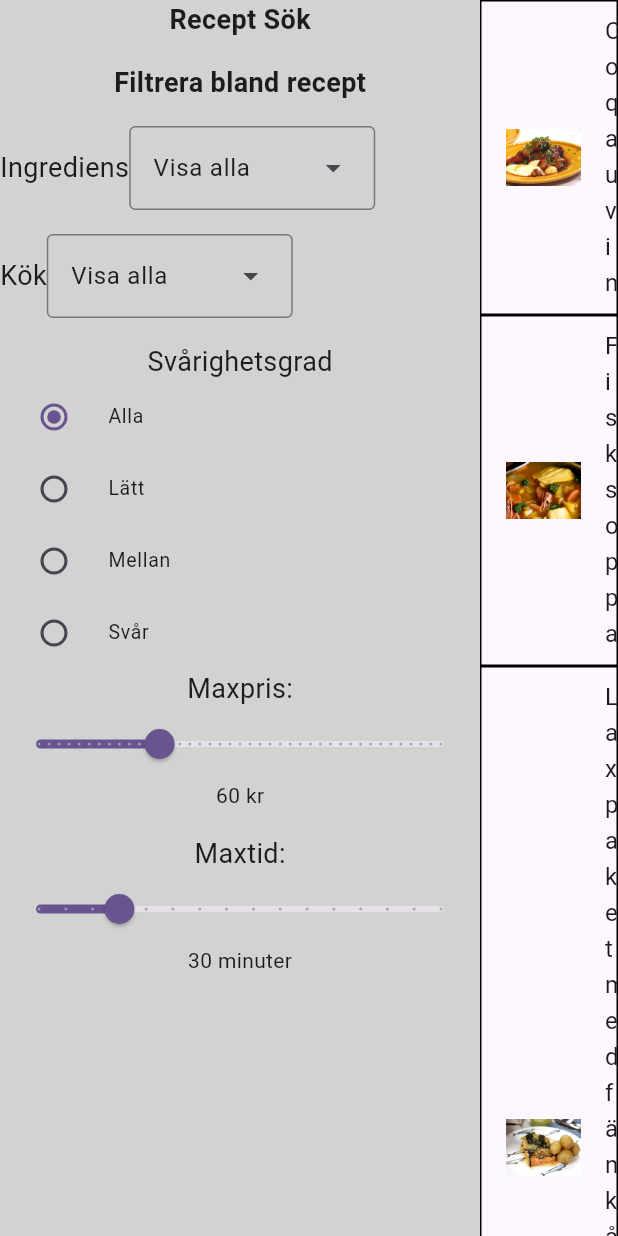
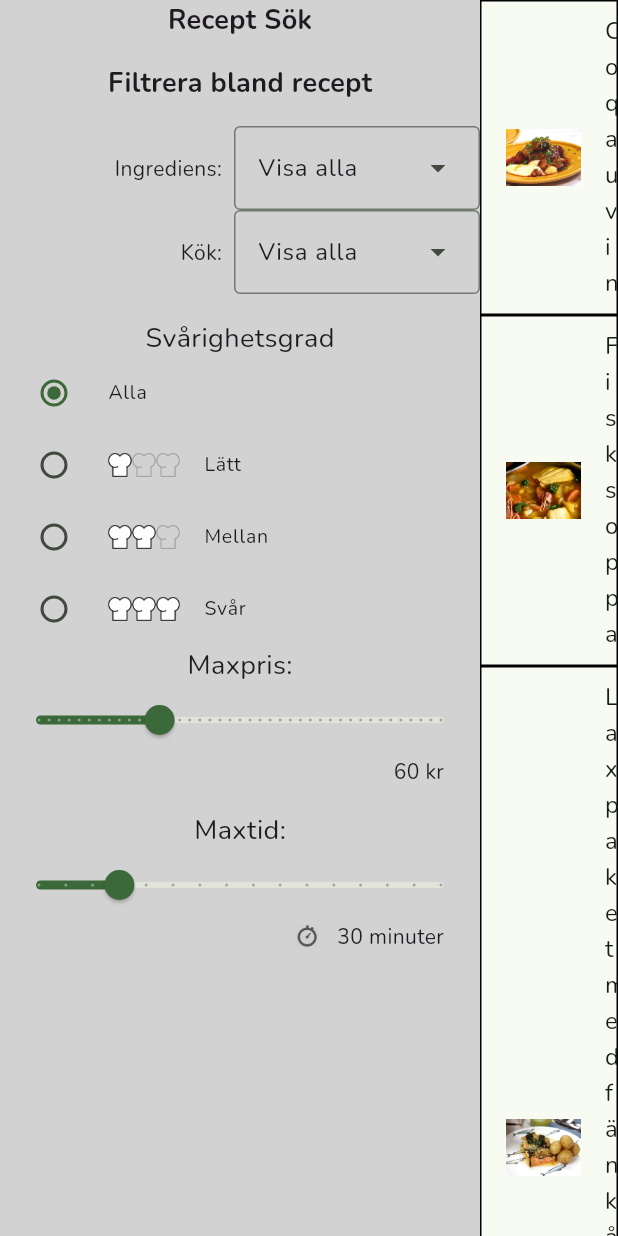
Before and after one commit to antonbulow/Laboration-ReceptSok, a Flutter app: the screen it shows after launch, on a phone screen of 412 x 824 dp. Run offline on Flutter 3.47's test engine with Material 3 defaults, Android fonts, the phone set to English and light mode, and no system bars; our stand-ins replace google_fonts.

Commit message:
Steg 1 och 2 laboration 3

```diff
--- /dev/null
+++ b/lab2/lib/app_theme.dart
@@ -0,0 +1,18 @@
+import 'package:flutter/material.dart';
+import 'package:google_fonts/google_fonts.dart';
+
+class AppTheme {
+ // Common spacing
+ static const double paddingTiny = 4.0;
+ static double paddingSmall = 8.0;
+ static const double paddingMediumSmall = 12.0;
+ static const double paddingMedium = 16.0;
+ static const double paddingLarge = 24.0;
+ static const double paddingHuge = 32.0;
+
+ // App color
+  static ColorScheme colorScheme = ColorScheme.fromSeed(
+           seedColor: Colors.green,     // Välj något som känns bra
+   );
+   static TextTheme textTheme = GoogleFonts.nunitoTextTheme();
+}
--- a/lab2/lib/main.dart
+++ b/lab2/lib/main.dart
@@ -1,4 +1,5 @@
 import 'package:flutter/material.dart';
+import 'package:lab2/app_theme.dart';
 import 'package:lab2/model/recipe_database/recipe_handler.dart';
 import 'package:lab2/pages/main_view.dart';
 import 'package:lab2/ui_controller.dart';
@@ -25,7 +26,8 @@ class MyApp extends StatelessWidget {
     return MaterialApp(
       title: 'Receptsök',
       theme: ThemeData(
-        colorScheme: ColorScheme.fromSeed(seedColor: Colors.deepPurple),
+        colorScheme: AppTheme.colorScheme,
+        textTheme: AppTheme.textTheme,
       ),
       home: MainView(),
     );
--- a/lab2/lib/pages/main_view.dart
+++ b/lab2/lib/pages/main_view.dart
@@ -1,10 +1,6 @@
 import 'package:flutter/material.dart';
-import 'package:lab2/widgets/difficulty_control.dart';
-import 'package:lab2/widgets/ingredient_control.dart';
-import 'package:lab2/widgets/kitchen_control.dart';
-import 'package:lab2/widgets/price_control.dart';
+import 'package:lab2/widgets/control_panel.dart';
 import 'package:lab2/widgets/recipe_area.dart';
-import 'package:lab2/widgets/time_control.dart';
 
 class MainView extends StatelessWidget {
   const MainView({super.key});
@@ -12,83 +8,7 @@ class MainView extends StatelessWidget {
   @override
   Widget build(BuildContext context) {
     return Scaffold(
-      body: Row(children: [_controlPanel(context), RecipeArea(context)]), //_recipeArea(context)
+      body: Row(children: [ControlPanel(), RecipeArea(context)]), //_recipeArea(context)
       );
     }
-
-  Widget _controlPanel(context, {double width = 320}) {
-    return Container(
-        width: width,
-        color: const Color.fromARGB(255, 210, 210, 210),
-        child: Column(
-          children: [
-            Text('Recept Sök',
-              style: TextStyle(fontSize: 18, fontWeight: FontWeight.bold)
-              ),
-
-            SizedBox(
-              height: 16
-            ),
-
-            Text('Filtrera bland recept',
-              style: TextStyle(fontSize: 18, fontWeight: FontWeight.bold)
-            ),
-
-            SizedBox(
-              height: 16
-            ),
-
-            Row(
-              children: [
-                Text('Ingrediens',
-                  style: TextStyle(fontSize: 18, fontWeight: FontWeight.normal)
-                ), IngredientControl()
-              ]
-            ),
-
-            SizedBox(
-              height: 16
-            ),
-
-            Row(
-              children: [
-                Text('Kök',
-                  style: TextStyle(fontSize: 18, fontWeight: FontWeight.normal)
-                ), KitchenControl()
-              ]
-            ),
-
-            SizedBox(
-              height: 16
-            ),
-
-            Text('Svårighetsgrad',
-                  style: TextStyle(fontSize: 18, fontWeight: FontWeight.normal)
-                ),
-            DifficultyControl(),
-
-            Text('Maxpris:',
-              style: TextStyle(fontSize: 18, fontWeight: FontWeight.normal)
-                ),
-            PriceControl(),
-
-            SizedBox(
-              height: 16
-            ),
-
-            Text('Maxtid:',
-              style: TextStyle(fontSize: 18, fontWeight: FontWeight.normal)
-                ),
-            TimeControl()
-              ]
-            ),
-          );
-        }
-
-  // Widget _recipeArea(context) {
-  //   var showList = false;
-  //   var contents = showList ? RecipeList() : RecipeDetail();
-
-  //   return Expanded(child: contents);
-  // }
-}
+  }
--- /dev/null
+++ b/lab2/lib/widgets/control_panel.dart
@@ -0,0 +1,65 @@
+import 'package:flutter/material.dart';
+import 'package:lab2/widgets/difficulty_control.dart';
+import 'package:lab2/widgets/ingredient_control.dart';
+import 'package:lab2/widgets/kitchen_control.dart';
+import 'package:lab2/widgets/price_control.dart';
+import 'package:lab2/widgets/time_control.dart';
+
+class ControlPanel extends StatelessWidget {
+  const ControlPanel({this.width = 320, super.key});
+  final double width;
+
+  @override
+  Widget build(BuildContext context) {
+    return Container(
+        width: width,
+        color: const Color.fromARGB(255, 210, 210, 210),
+        child: Column(
+          children: [
+            Text('Recept Sök',
+              style: TextStyle(fontSize: 18, fontWeight: FontWeight.bold)
+              ),
+
+            SizedBox(
+              height: 16
+            ),
+
+            Text('Filtrera bland recept',
+              style: TextStyle(fontSize: 18, fontWeight: FontWeight.bold)
+            ),
+
+            SizedBox(
+              height: 16
+            ),
+
+            IngredientControl(),
+
+            KitchenControl(),
+
+            SizedBox(
+              height: 16
+            ),
+
+            Text('Svårighetsgrad',
+                  style: TextStyle(fontSize: 18, fontWeight: FontWeight.normal)
+                ),
+            DifficultyControl(),
+
+            Text('Maxpris:',
+              style: TextStyle(fontSize: 18, fontWeight: FontWeight.normal)
+                ),
+            PriceControl(),
+
+            SizedBox(
+              height: 16
+            ),
+
+            Text('Maxtid:',
+              style: TextStyle(fontSize: 18, fontWeight: FontWeight.normal)
+                ),
+            TimeControl()
+              ]
+            ),
+          );
+        }
+      }
--- a/lab2/lib/widgets/difficulty_control.dart
+++ b/lab2/lib/widgets/difficulty_control.dart
@@ -1,4 +1,5 @@
 import 'package:flutter/material.dart';
+import 'package:lab2/app_theme.dart';
 import 'package:lab2/model/recipe_database/recipe_handler.dart';
 import 'package:lab2/util/difficulty.dart';
 import 'package:provider/provider.dart';
@@ -20,18 +21,44 @@ class _DifficultyControlState extends State<DifficultyControl> {
 
     return Column(
       children: [
-        for (final label in Difficulty.labels)
-          RadioListTile<String>(
+
+        RadioListTile<String>(
             dense: true,
-            title: Text(label),
-            value: label,
+            title: Row(children:[
+              Text(
+                Difficulty.showAll)
+                ]
+              ),
+            value: Difficulty.labels[0],
             groupValue: _difficulty,
             onChanged: (value) {
               setState(() {
                 _difficulty = value!;
+                recipeHandler.setDifficulty(value);
                 },
               );
-              recipeHandler.setDifficulty(value);
+            },
+          ),
+
+
+
+        for (int i = 1; i < Difficulty.labels.length; i++)
+          RadioListTile<String>(
+            dense: true,
+            title: Row(
+              children: [
+                Difficulty.icons[i]!,
+                SizedBox(width: AppTheme.paddingMedium),
+                Text(Difficulty.labels[i]),
+                ]),
+            value: Difficulty.labels[i],
+            groupValue: _difficulty,
+            onChanged: (value) {
+              setState(() {
+                _difficulty = value!;
+                recipeHandler.setDifficulty(value);
+                },
+              );
             },
           ),  // RadioListTile
         ],
--- a/lab2/lib/widgets/ingredient_control.dart
+++ b/lab2/lib/widgets/ingredient_control.dart
@@ -1,4 +1,5 @@
 import 'package:flutter/material.dart';
+import 'package:lab2/app_theme.dart';
 import 'package:lab2/model/recipe_database/recipe_handler.dart';
 import 'package:lab2/util/main_ingredient.dart';
 import 'package:provider/provider.dart';
@@ -11,22 +12,31 @@ class IngredientControl extends StatelessWidget {
 
     var recipeHandler = Provider.of<RecipeHandler>(context, listen: false);
     const labels = MainIngredient.labels;
+    var icons = MainIngredient.icons;
 
-    return DropdownMenu<String>(
+    return Row(
+      mainAxisAlignment: MainAxisAlignment.end,
+      children: [
+        Text('Ingrediens:'),
+        SizedBox(width: AppTheme.paddingSmall),
+        DropdownMenu<String>(
           width: 164,
-      enableFilter: false,      // Disables filtering (prevents typing)
+          enableFilter: false, // Disables filtering (prevents typing)
           requestFocusOnTap: false, // Prevents keyboard from opening
-      initialSelection: labels[0],  // Starts with the first element selected
+          initialSelection: labels[0],
           dropdownMenuEntries: [
             for (int i = 0; i < labels.length; i++)
               DropdownMenuEntry(
-           value: labels[i],
-           label: labels[i],
+                value: labels[i], //I
+                label: labels[i], //I
+                leadingIcon: icons[i],
               ),
             ],
             onSelected: (value){
               recipeHandler.setMainIngredient(value);
-        }
+            },
+          ),
+        ]
       );
     }
   }
--- a/lab2/lib/widgets/kitchen_control.dart
+++ b/lab2/lib/widgets/kitchen_control.dart
@@ -1,4 +1,5 @@
 import 'package:flutter/material.dart';
+import 'package:lab2/app_theme.dart';
 import 'package:lab2/model/recipe_database/recipe_handler.dart';
 import 'package:lab2/util/cuisine.dart';
 import 'package:provider/provider.dart';
@@ -11,22 +12,31 @@ class KitchenControl extends StatelessWidget {
 
     var recipeHandler = Provider.of<RecipeHandler>(context, listen: false);
     const labels = Cuisine.labels;
+    var flags = Cuisine.flags;
 
-    return DropdownMenu<String>(
+    return Row(
+      mainAxisAlignment: MainAxisAlignment.end,
+      children: [
+        Text('Kök:'),
+        SizedBox(width: AppTheme.paddingSmall),
+        DropdownMenu<String>(
           width: 164,
-      enableFilter: false,      // Disables filtering (prevents typing)
+          enableFilter: false, // Disables filtering (prevents typing)
           requestFocusOnTap: false, // Prevents keyboard from opening
-      initialSelection: labels[0],  // Starts with the first element selected
+          initialSelection: labels[0],
           dropdownMenuEntries: [
             for (int i = 0; i < labels.length; i++)
               DropdownMenuEntry(
                 value: labels[i],
                 label: labels[i],
+                leadingIcon: flags[i],
               ),
             ],
             onSelected: (value){
               recipeHandler.setCuisine(value);
             },
+          ),
+        ]
     );
   }
 }
--- a/lab2/lib/widgets/price_control.dart
+++ b/lab2/lib/widgets/price_control.dart
@@ -1,4 +1,5 @@
 import 'package:flutter/material.dart';
+import 'package:lab2/app_theme.dart';
 import 'package:lab2/model/recipe_database/recipe_handler.dart';
 import 'package:provider/provider.dart';
 
@@ -29,7 +30,15 @@ class _PriceControlState extends State<PriceControl> {
             recipeHandler.setMaxPrice(value as int);
           },
         ),
-        Text('${_price.round()} kr'),
+        Row(
+          mainAxisAlignment: MainAxisAlignment.end,
+          children: [
+            Padding(
+              padding: const EdgeInsets.only(right: AppTheme.paddingLarge),
+              child: Text('${_price.round()} kr'),
+            ),
+          ],
+        ),
       ],
     );
   }
--- a/lab2/lib/widgets/time_control.dart
+++ b/lab2/lib/widgets/time_control.dart
@@ -1,4 +1,6 @@
 import 'package:flutter/material.dart';
+import 'package:lab2/app_theme.dart';
+import 'package:lab2/constants/assets.dart';
 import 'package:lab2/model/recipe_database/recipe_handler.dart';
 import 'package:provider/provider.dart';
 
@@ -29,7 +31,16 @@ class _TimeControlState extends State<TimeControl> {
             recipeHandler.setMaxTime(value as int);
           },
         ),
-        Text('${_time.round()} minuter'),
+        Row(
+          mainAxisAlignment: MainAxisAlignment.end,
+          children: [
+            Image.asset(Assets.timeIcon, height: 16),
+            Padding(
+              padding: const EdgeInsets.only(right: AppTheme.paddingLarge, left: AppTheme.paddingMediumSmall),
+              child: Text('${_time.round()} minuter'),
+            ),
+          ],
+        ),
       ],
     );
   }
--- a/lab2/pubspec.yaml
+++ b/lab2/pubspec.yaml
@@ -36,6 +36,7 @@ dependencies:
   # The following adds the Cupertino Icons font to your application.
   # Use with the CupertinoIcons class for iOS style icons.
   cupertino_icons: ^1.0.8
+  google_fonts: ^6.2.1
 
 dev_dependencies:
   flutter_test:
@@ -63,6 +64,7 @@ flutter:
   assets:
      - assets/recipes/
      - assets/images/
+     - lib/constants/assets.dart
 
   # assets:
   #   - images/a_dot_burr.jpeg
```
Also changed, not shown: lab2/pubspec.lock, 1 other file. Lines whose indentation alone changed are shown as unchanged.
